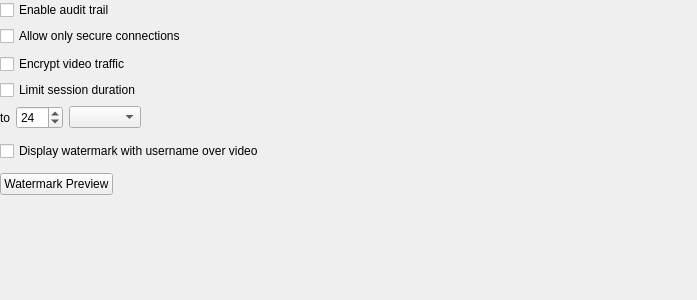
First picture: the form in vms/client/nx_vms_client_desktop/src/nx/vms/client/desktop/system_administration/widgets/security_settings_widget.ui, repository networkoptix/nx_open, before the edit.
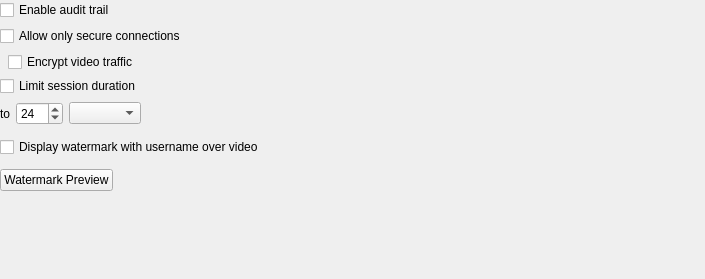
Second picture: the form after the edit. Custom widgets are drawn as their Qt base class.

Commit message:
VMS-16040: "Encrypt traffic" checkox improvements
(grafted from 2917e526a5738a60c4112f0492eeb196aa8836a1)

<==== Mercurial data ====>
Branch: vms_4.1

```diff
--- a/vms/client/nx_vms_client_desktop/src/nx/vms/client/desktop/system_administration/widgets/security_settings_widget.ui
+++ b/vms/client/nx_vms_client_desktop/src/nx/vms/client/desktop/system_administration/widgets/security_settings_widget.ui
@@ -6,8 +6,8 @@
    <rect>
     <x>0</x>
     <y>0</y>
-    <width>697</width>
-    <height>300</height>
+    <width>705</width>
+    <height>279</height>
    </rect>
   </property>
   <property name="sizePolicy">
@@ -86,17 +86,47 @@
     </widget>
    </item>
    <item>
-    <spacer name="verticalSpacer_3">
+    <widget class="QWidget" name="forceVideoTrafficEncryptionWidget" native="true">
+     <property name="minimumSize">
+      <size>
+       <width>0</width>
+       <height>18</height>
+      </size>
+     </property>
+     <property name="maximumSize">
+      <size>
+       <width>16777215</width>
+       <height>18</height>
+      </size>
+     </property>
+     <layout class="QHBoxLayout" name="horizontalLayout_2">
+      <property name="spacing">
+       <number>4</number>
+      </property>
+      <property name="leftMargin">
+       <number>0</number>
+      </property>
+      <property name="topMargin">
+       <number>2</number>
+      </property>
+      <property name="rightMargin">
+       <number>0</number>
+      </property>
+      <property name="bottomMargin">
+       <number>0</number>
+      </property>
+      <item>
+       <spacer name="horizontalSpacer_2">
      <property name="orientation">
-      <enum>Qt::Vertical</enum>
+         <enum>Qt::Horizontal</enum>
      </property>
      <property name="sizeType">
       <enum>QSizePolicy::Fixed</enum>
      </property>
      <property name="sizeHint" stdset="0">
       <size>
-       <width>20</width>
-       <height>2</height>
+          <width>8</width>
+          <height>20</height>
       </size>
      </property>
     </spacer>
@@ -109,6 +139,38 @@
     </widget>
    </item>
    <item>
+       <widget class="nx::vms::client::desktop::HintButton" name="videoTrafficEncryptionHint" native="true">
+        <property name="sizePolicy">
+         <sizepolicy hsizetype="Fixed" vsizetype="Fixed">
+          <horstretch>16</horstretch>
+          <verstretch>16</verstretch>
+         </sizepolicy>
+        </property>
+        <property name="minimumSize">
+         <size>
+          <width>16</width>
+          <height>16</height>
+         </size>
+        </property>
+       </widget>
+      </item>
+      <item>
+       <spacer name="horizontalSpacer_4">
+        <property name="orientation">
+         <enum>Qt::Horizontal</enum>
+        </property>
+        <property name="sizeHint" stdset="0">
+         <size>
+          <width>40</width>
+          <height>20</height>
+         </size>
+        </property>
+       </spacer>
+      </item>
+     </layout>
+    </widget>
+   </item>
+   <item>
     <widget class="QWidget" name="limitSessionLengthWidget" native="true">
      <property name="sizePolicy">
       <sizepolicy hsizetype="Preferred" vsizetype="Maximum">
```
Left out of the diff: 10 changed lines with no effect on the pictures. Lines whose indentation alone changed are shown as unchanged. The commit also changes 1 other file.
